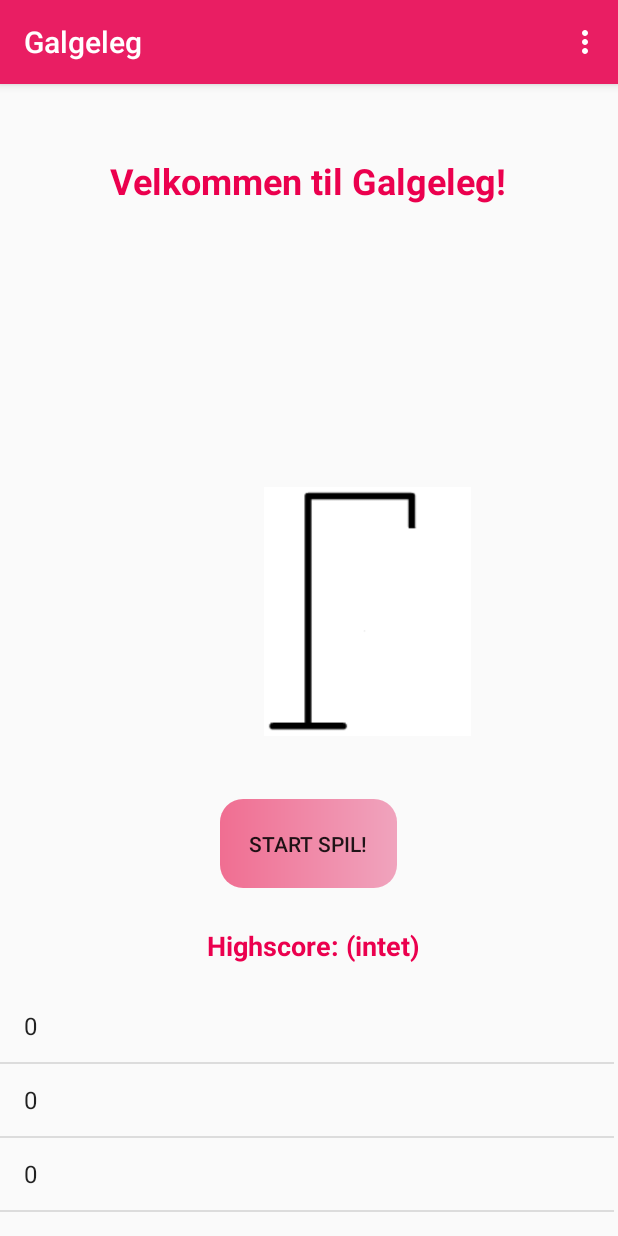
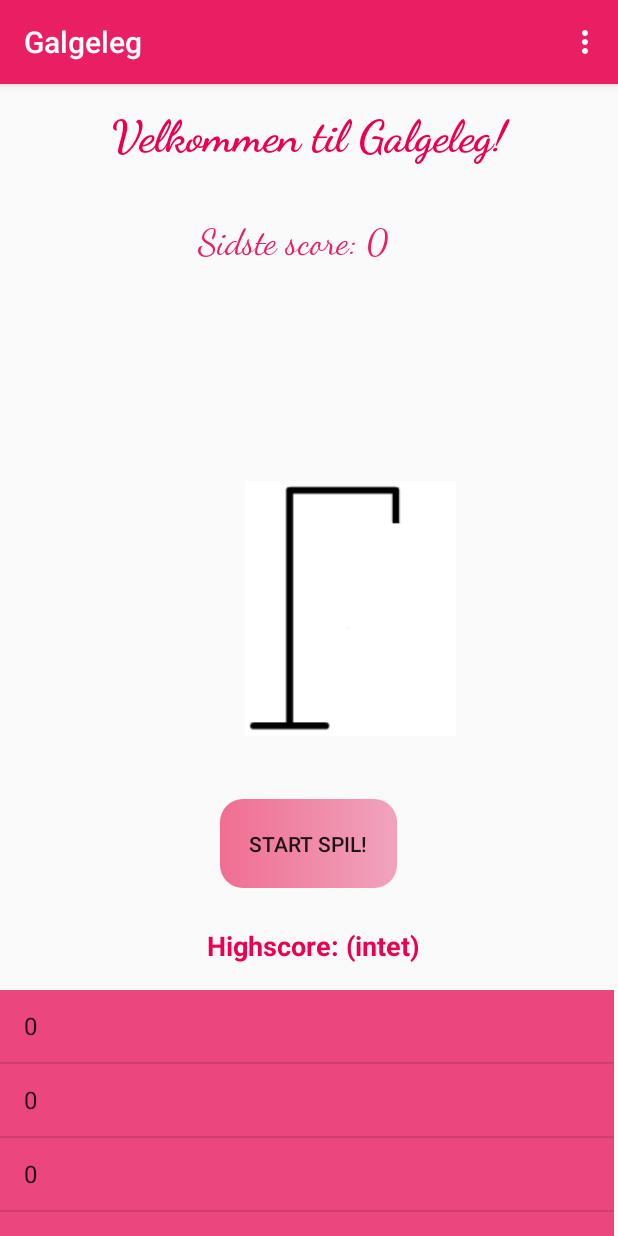
Before and after one commit to HellaAchari/GalgelegFinal, an Android app: the screen it shows after launch (Start), on a phone screen of 412 x 824 dp. Run offline under Robolectric (Android 15) with nearby library versions, the phone set to English and light mode, and no system bars.

Commit message:
Prøvet at rydde op

```diff
--- a/app/build.gradle
+++ b/app/build.gradle
@@ -24,6 +24,7 @@ dependencies {
     implementation 'androidx.appcompat:appcompat:1.1.0'
     implementation 'androidx.constraintlayout:constraintlayout:1.1.3'
     implementation 'nl.dionsegijn:konfetti:1.1.2'
+    implementation 'com.google.code.gson:gson:2.8.5'
     testImplementation 'junit:junit:4.12'
     androidTestImplementation 'androidx.test.ext:junit:1.1.1'
     androidTestImplementation 'androidx.test.espresso:espresso-core:3.2.0'
--- a/app/src/main/java/com/example/myapplication/MainActivity.java
+++ b/app/src/main/java/com/example/myapplication/MainActivity.java
@@ -28,6 +28,7 @@ public class MainActivity extends AppCompatActivity implements View.OnClickListe
     Animation scaleAnimation, rotateAnimation;
     int score;
     String vinderOrdet;
+
     @Override
     protected void onCreate(Bundle savedInstanceState) {
         super.onCreate(savedInstanceState);
--- a/app/src/main/java/com/example/myapplication/Start.java
+++ b/app/src/main/java/com/example/myapplication/Start.java
@@ -3,8 +3,11 @@ package com.example.myapplication;
 import androidx.annotation.NonNull;
 import androidx.appcompat.app.AppCompatActivity;
 
+import android.content.Context;
 import android.content.Intent;
+import android.content.SharedPreferences;
 import android.os.Bundle;
+import android.preference.PreferenceManager;
 import android.view.Menu;
 import android.view.MenuInflater;
 import android.view.MenuItem;
@@ -17,6 +20,8 @@ import android.widget.ListView;
 import android.widget.TextView;
 import android.widget.Toast;
 
+import com.google.gson.Gson;
+
 import java.util.ArrayList;
 import java.util.Collections;
 
@@ -24,43 +29,49 @@ import java.util.Collections;
 public class Start extends AppCompatActivity implements View.OnClickListener {
     Button button;
     TextView textView1, textView2, textView;
+    ArrayList<Integer> highscore = new ArrayList<>(10);
+    int antalFejl;
 
     @Override
     protected void onCreate(Bundle savedInstanceState) {
         super.onCreate(savedInstanceState);
         setContentView(R.layout.activity_start);
         textView1 = findViewById(R.id.textView5);
-        textView2 =findViewById(R.id.textView6);
-        button =findViewById(R.id.button2);
+        textView2 = findViewById(R.id.textView6);
+        textView = findViewById(R.id.textVieww);
+        button = findViewById(R.id.button2);
         button.setOnClickListener(this);
-
+        //Listview
         ListView listView = findViewById(R.id.highscore);
-        ArrayList<Integer> highscore = new ArrayList<>(5);
         ArrayAdapter adapter = new ArrayAdapter(this, android.R.layout.simple_list_item_1, highscore);
         listView.setAdapter(adapter);
 
-        //TODO: FÅ LISTEN TIL AT VIRKE:
+        //TODO: VIRKER IKKE? GEMME LOKALT VIRKER IKKE
         Intent intent = getIntent();
-        int antalFejl = intent.getIntExtra("antalforkerte",0);
+        antalFejl = intent.getIntExtra("antalforkerte", 0);
+        textView.setText("Sidste score: "+ antalFejl);
+
+        //TODO: FÅ LISTEN TIL AT VIRKE:VIRKER STADIG IKKE!
         System.out.println(antalFejl);
-        for ( int i=0; i < 5; i++){
-            highscore.add(antalFejl);
-            i++;
-        }
-
+        sethighScore();
     }
-
 
     @Override
     public void onClick(View v) {
         Intent i = new Intent(this, MainActivity.class);
         startActivity(i);
     }
+    public void sethighScore(){
+        for (int i = 0; i < 5; i++) {
+            highscore.add(antalFejl);}
+
+    }
     @Override
     public boolean onCreateOptionsMenu(Menu menu) {
         MenuInflater menuInflater =getMenuInflater();
         menuInflater.inflate(R.menu.my_menu, menu);
         return super.onCreateOptionsMenu(menu);
+
     }
     @Override
     public boolean onOptionsItemSelected(@NonNull MenuItem item) {
@@ -78,5 +89,15 @@ public class Start extends AppCompatActivity implements View.OnClickListener {
             default:
         }
         return super.onOptionsItemSelected(item);
+
+    }public void savedata(){
+        SharedPreferences sharedPreferences = getSharedPreferences("high score", Context.MODE_PRIVATE);
+        SharedPreferences.Editor editor = sharedPreferences.edit();
+        Gson gson = new Gson();
+        String json = gson.toJson(highscore);
+        editor.putString("Highscore", json);
+        editor.apply();
     }
+
+
 }
--- a/app/src/main/java/com/example/myapplication/Tabt.java
+++ b/app/src/main/java/com/example/myapplication/Tabt.java
@@ -55,13 +55,8 @@ public class Tabt extends AppCompatActivity implements View.OnClickListener {
         if (v==button2){
             Galgelogik galgelogik = new Galgelogik();
             galgelogik.nulstil();
-            forsøg++;
-            Intent intent = new Intent(this, Vind.class);
-            intent.putExtra("forsøg", forsøg);
-            System.out.println(forsøg);
             Intent i = new Intent(this, MainActivity.class);
             startActivity(i);
-            //TODO: GEMME DATA LOKALT.
         }
 
     }
--- a/app/src/main/java/com/example/myapplication/Vind.java
+++ b/app/src/main/java/com/example/myapplication/Vind.java
@@ -26,7 +26,6 @@ public class Vind extends  AppCompatActivity implements View.OnClickListener {
         setContentView(R.layout.activity_tabt);
         vind = MediaPlayer.create(Vind.this, R.raw.winning);
         textView2 = findViewById(R.id.textView2);
-        //textView1 = findViewById(R.id.textView4);
         textView = findViewById(R.id.textView3);
         scaleAnimation = AnimationUtils.loadAnimation(this, R.anim.scale_animation);
         rotateAnimation = AnimationUtils.loadAnimation(this, R.anim.rotate);
@@ -34,8 +33,6 @@ public class Vind extends  AppCompatActivity implements View.OnClickListener {
         Intent i = getIntent();
         String vinderOrd = i.getStringExtra("VinderOrdet");
         int antalFejl = i.getIntExtra("AntalFejl",-1);
-        int antalForsøg = i.getIntExtra("forsøg", 0);
-        System.out.println(antalForsøg);
         textView2.setText(vinderOrd);
         textView2.startAnimation(scaleAnimation);
         textView.startAnimation(scaleAnimation);
@@ -63,6 +60,3 @@ public class Vind extends  AppCompatActivity implements View.OnClickListener {
         }
     }
 }
-
-// TODO: Highscore og score.
-//TODO: Hvordan man får vinderbilledet til at blive antal af forkerte.
--- a/app/src/main/res/layout/activity_start.xml
+++ b/app/src/main/res/layout/activity_start.xml
@@ -8,12 +8,13 @@
 
     <ImageView
         android:id="@+id/imageView3"
-        android:layout_width="167dp"
-        android:layout_height="166dp"
+        android:layout_width="143dp"
+        android:layout_height="170dp"
+        android:layout_marginStart="24dp"
         android:layout_marginBottom="42dp"
         app:layout_constraintBottom_toTopOf="@+id/button2"
         app:layout_constraintEnd_toEndOf="parent"
-        app:layout_constraintHorizontal_bias="0.659"
+        app:layout_constraintHorizontal_bias="0.565"
         app:layout_constraintStart_toStartOf="parent"
         app:layout_constraintTop_toBottomOf="@+id/textView5"
         app:layout_constraintVertical_bias="1.0"
@@ -23,11 +24,12 @@
         android:id="@+id/textView5"
         android:layout_width="304dp"
         android:layout_height="0dp"
-        android:layout_marginTop="48dp"
+        android:layout_marginTop="16dp"
+        android:fontFamily="cursive"
         android:text="Velkommen til Galgeleg!"
         android:textAlignment="center"
         android:textColor="#EB004E"
-        android:textSize="24sp"
+        android:textSize="30sp"
         android:textStyle="bold"
         app:layout_constraintEnd_toEndOf="parent"
         app:layout_constraintHorizontal_bias="0.495"
@@ -69,9 +71,24 @@
         android:id="@+id/highscore"
         android:layout_width="409dp"
         android:layout_height="164dp"
+        android:background="#D0E91E63"
         app:layout_constraintBottom_toBottomOf="parent"
         app:layout_constraintStart_toStartOf="parent"
         app:layout_constraintTop_toTopOf="parent"
         app:layout_constraintVertical_bias="1.0" />
 
+    <TextView
+        android:id="@+id/textVieww"
+        android:layout_width="136dp"
+        android:layout_height="39dp"
+        android:layout_marginEnd="144dp"
+        android:fontFamily="cursive"
+        android:text="TextView"
+        android:textColor="#E91E63"
+        android:textSize="24sp"
+        app:layout_constraintBottom_toBottomOf="parent"
+        app:layout_constraintEnd_toEndOf="parent"
+        app:layout_constraintTop_toTopOf="parent"
+        app:layout_constraintVertical_bias="0.124" />
+
 </androidx.constraintlayout.widget.ConstraintLayout>
```
Also changed, not shown: app/src/main/res/layout/activity_vind.xml (+3 -16 lines).
